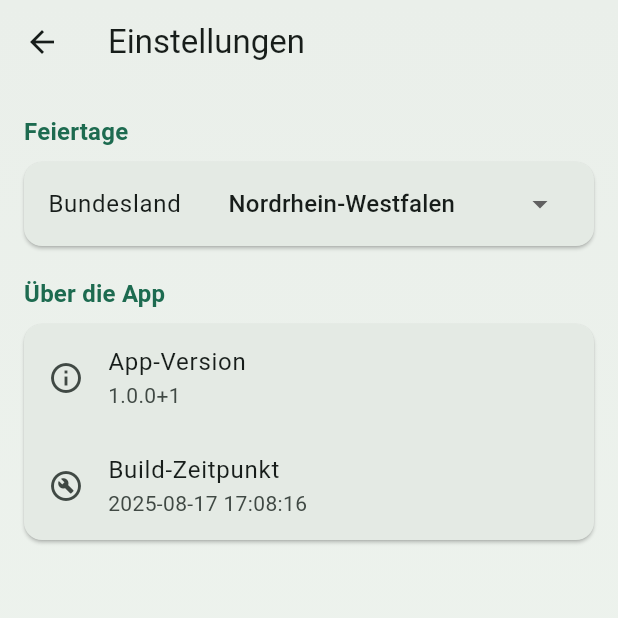
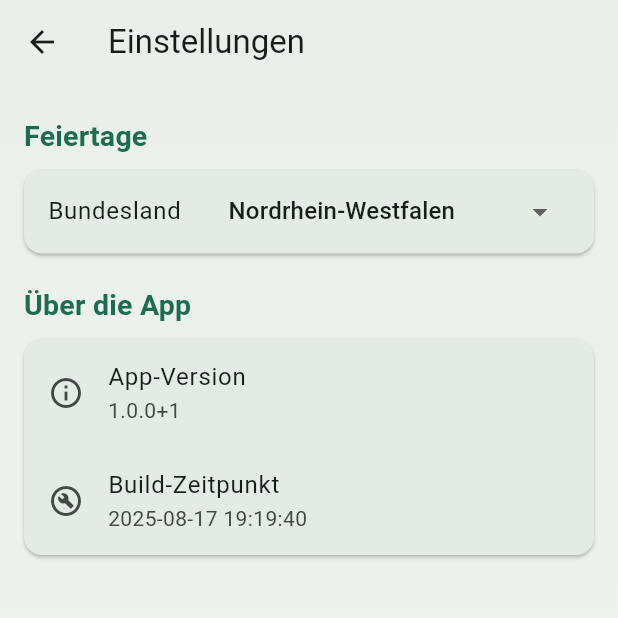
Before and after one commit to urdev-github1/ukalender2, a Flutter app: the screen it shows after launch, after a tap on the "settings" icon, on a phone screen of 412 x 824 dp, the top half of it. Run offline on Flutter 3.47's test engine with Material 3 defaults, Android fonts, the phone set to English and light mode, and no system bars; our stand-ins replace file_picker, flutter_local_notifications, package_info_plus, share_plus, shared_preferences, syncfusion_flutter_calendar and 1 more; missing offline and left inert: add_2_calendar, icalendar_parser, icalendar_plus; network calls fail.

Commit message:
App-Design 3

```diff
--- a/lib/screens/calendar_screen.dart
+++ b/lib/screens/calendar_screen.dart
@@ -1,3 +1,5 @@
+// lib/screens/calendar_screen.dart
+
 import 'package:flutter/material.dart';
 import 'package:flutter/services.dart'; // Import für SystemUiOverlayStyle
 import 'package:syncfusion_flutter_calendar/calendar.dart';
@@ -363,9 +365,16 @@ class _CalendarScreenState extends State<CalendarScreen> {
 
     return Scaffold(
       appBar: AppBar(
-        title: const Text(
+        // KORREKTUR 1: AppBar-Titel
+        // Dem Titel wird die primäre Theme-Farbe zugewiesen.
+        // `const` wurde entfernt, da `Theme.of(context)` nicht konstant ist.
+        title: Text(
           'Termine im Monat:',
-          style: TextStyle(fontSize: 20, fontWeight: FontWeight.bold),
+          style: TextStyle(
+            fontSize: 20,
+            fontWeight: FontWeight.bold,
+            color: Theme.of(context).colorScheme.primary, // <-- HIER GEÄNDERT
+          ),
         ),
         backgroundColor: Colors.transparent,
         elevation: 0,
@@ -414,13 +423,16 @@ class _CalendarScreenState extends State<CalendarScreen> {
           initialSelectedDate: _selectedDay,
           onTap: _onCalendarTapped,
           firstDayOfWeek: 1,
-          headerStyle: const CalendarHeaderStyle(
+          // KORREKTUR 2: Kalender-Header
+          // Dem Header-Textstil wird die primäre Theme-Farbe zugewiesen.
+          // `const` wurde auch hier entfernt.
+          headerStyle: CalendarHeaderStyle(
             textAlign: TextAlign.center,
             backgroundColor: Colors.transparent,
             textStyle: TextStyle(
-              fontSize: 20, // Eine passende Schriftgröße
-              fontWeight: FontWeight.bold, // Hier wird der Text fett gemacht
-              // Die Farbe wird automatisch vom Theme übernommen
+              fontSize: 20,
+              fontWeight: FontWeight.bold,
+              color: Theme.of(context).colorScheme.primary, // <-- HIER GEÄNDERT
             ),
           ),
           monthCellBuilder: _monthCellBuilder,
--- a/lib/screens/settings_screen.dart
+++ b/lib/screens/settings_screen.dart
@@ -1,7 +1,7 @@
 // lib/screens/settings_screen.dart
 
 import 'package:flutter/material.dart';
-import 'package:flutter/services.dart'; // NEU: Import für SystemUiOverlayStyle
+import 'package:flutter/services.dart';
 import 'package:package_info_plus/package_info_plus.dart';
 import '../generated/build_info.dart';
 import '../services/storage_service.dart';
@@ -14,7 +14,6 @@ class SettingsScreen extends StatefulWidget {
 }
 
 class _SettingsScreenState extends State<SettingsScreen> {
-  // ... (Der gesamte State-Code bleibt unverändert)
   final StorageService _storageService = StorageService();
   String _selectedStateCode = 'NW';
   PackageInfo _packageInfo = PackageInfo(
@@ -77,9 +76,13 @@ class _SettingsScreenState extends State<SettingsScreen> {
       padding: const EdgeInsets.fromLTRB(16.0, 20.0, 16.0, 8.0),
       child: Text(
         title,
+        // --- HIER IST DIE ANPASSUNG ---
+        // Anstatt 'titleLarge' verwenden wir wieder 'titleMedium' als Basis
+        // und fügen eine benutzerdefinierte Schriftgröße von 20.0 hinzu.
         style: Theme.of(context).textTheme.titleMedium?.copyWith(
           color: Theme.of(context).colorScheme.primary,
           fontWeight: FontWeight.bold,
+          fontSize: 19.0, // <-- INDIVIDUELLE SCHRIFTGRÖSSE
         ),
       ),
     );
@@ -88,7 +91,6 @@ class _SettingsScreenState extends State<SettingsScreen> {
   @override
   Widget build(BuildContext context) {
     final colorScheme = Theme.of(context).colorScheme;
-    // NEU: Helligkeit des aktuellen Themes prüfen (hell oder dunkel)
     final isDarkMode = Theme.of(context).brightness == Brightness.dark;
 
     return Scaffold(
@@ -96,23 +98,16 @@ class _SettingsScreenState extends State<SettingsScreen> {
         title: const Text('Einstellungen'),
         backgroundColor: Colors.transparent,
         elevation: 0,
-        // --- HIER IST DIE KORREKTUR ---
         systemOverlayStyle: SystemUiOverlayStyle(
-          // Macht die Statusleiste selbst transparent
           statusBarColor: Colors.transparent,
-          // Passt die Icon-Farbe an das Theme an
-          // Wenn Dark Mode, dann helle Icons, sonst dunkle Icons
           statusBarIconBrightness: isDarkMode
               ? Brightness.light
-              : Brightness.dark, // Für Android
-          statusBarBrightness: isDarkMode
-              ? Brightness.dark
-              : Brightness.light, // Für iOS
+              : Brightness.dark,
+          statusBarBrightness: isDarkMode ? Brightness.dark : Brightness.light,
         ),
       ),
       extendBodyBehindAppBar: true,
       body: WillPopScope(
-        // ... (Rest des Codes ist unverändert)
         onWillPop: () async {
           Navigator.of(context).pop(true);
           return true;
```
Also changed, not shown: lib/generated/build_info.dart.
